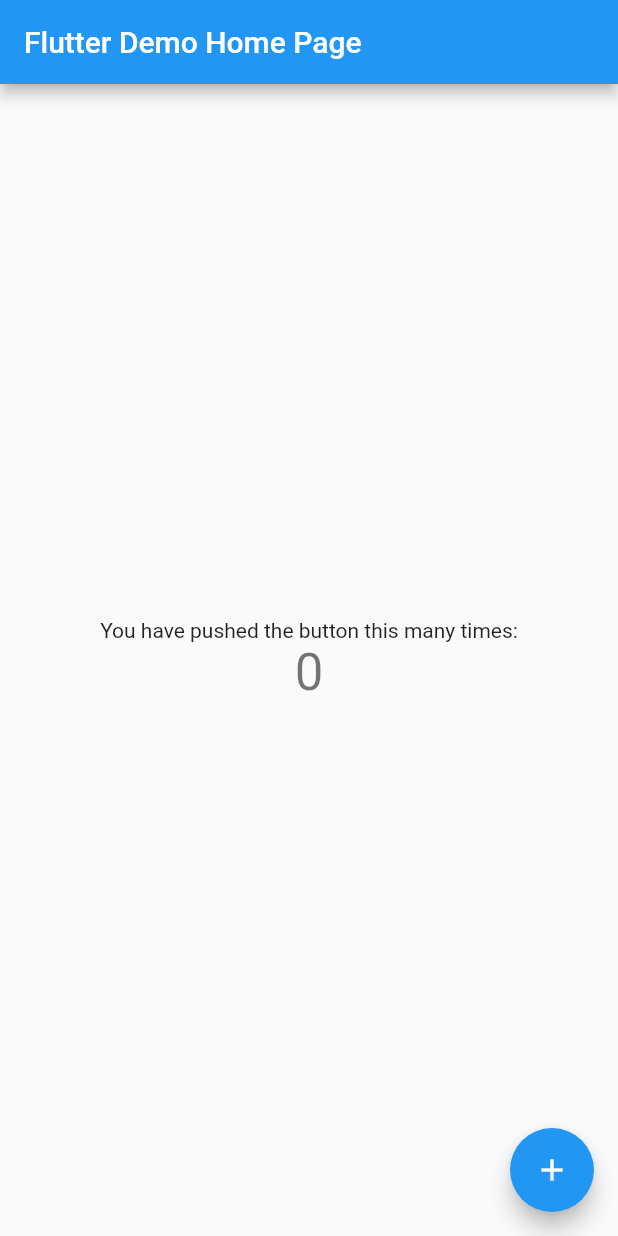
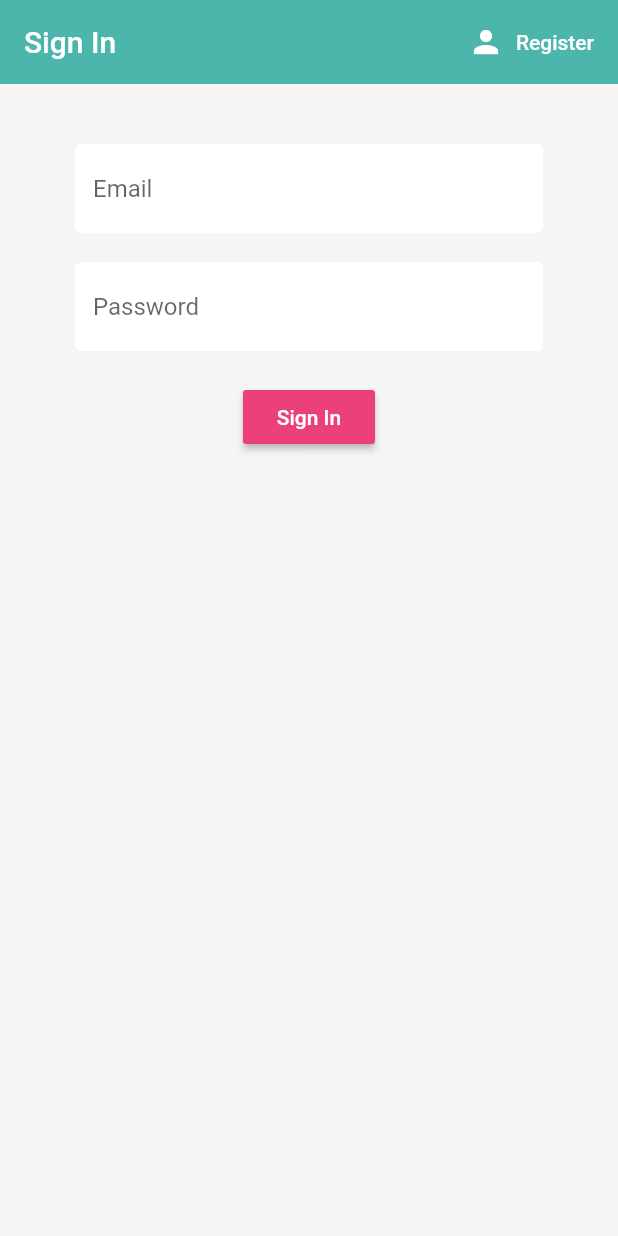
Before and after one commit to kayzkenny/toksmeals, a Flutter app: the screen it shows after launch, on a phone screen of 412 x 824 dp. Run offline on Flutter 3.47's test engine with Material 2 defaults, Android fonts, the phone set to English and light mode, and no system bars; our stand-ins replace cloud_firestore, firebase_auth, flutter_spinkit; accounts and stored records are empty.

Commit message:
Sign Up and Login complete

```diff
--- a/lib/main.dart
+++ b/lib/main.dart
@@ -1,117 +1,20 @@
 import 'package:flutter/material.dart';
+import 'package:provider/provider.dart';
+import 'package:toksmeals/models/user.dart';
+import 'package:toksmeals/screens/wrapper.dart';
+import 'package:toksmeals/services/auth.dart';
 
-void main() {
-  runApp(MyApp());
-}
+void main() => runApp(MyApp());
 
 class MyApp extends StatelessWidget {
   // This widget is the root of your application.
   @override
   Widget build(BuildContext context) {
-    return MaterialApp(
-      title: 'Flutter Demo',
-      theme: ThemeData(
-        // This is the theme of your application.
-        //
-        // Try running your application with "flutter run". You'll see the
-        // application has a blue toolbar. Then, without quitting the app, try
-        // changing the primarySwatch below to Colors.green and then invoke
-        // "hot reload" (press "r" in the console where you ran "flutter run",
-        // or simply save your changes to "hot reload" in a Flutter IDE).
-        // Notice that the counter didn't reset back to zero; the application
-        // is not restarted.
-        primarySwatch: Colors.blue,
-        // This makes the visual density adapt to the platform that you run
-        // the app on. For desktop platforms, the controls will be smaller and
-        // closer together (more dense) than on mobile platforms.
-        visualDensity: VisualDensity.adaptivePlatformDensity,
+    return StreamProvider<User>.value(
+      value: AuthService().user,
+      child: MaterialApp(
+        home: Wrapper(),
       ),
-      home: MyHomePage(title: 'Flutter Demo Home Page'),
     );
   }
 }
-
-class MyHomePage extends StatefulWidget {
-  MyHomePage({Key key, this.title}) : super(key: key);
-
-  // This widget is the home page of your application. It is stateful, meaning
-  // that it has a State object (defined below) that contains fields that affect
-  // how it looks.
-
-  // This class is the configuration for the state. It holds the values (in this
-  // case the title) provided by the parent (in this case the App widget) and
-  // used by the build method of the State. Fields in a Widget subclass are
-  // always marked "final".
-
-  final String title;
-
-  @override
-  _MyHomePageState createState() => _MyHomePageState();
-}
-
-class _MyHomePageState extends State<MyHomePage> {
-  int _counter = 0;
-
-  void _incrementCounter() {
-    setState(() {
-      // This call to setState tells the Flutter framework that something has
-      // changed in this State, which causes it to rerun the build method below
-      // so that the display can reflect the updated values. If we changed
-      // _counter without calling setState(), then the build method would not be
-      // called again, and so nothing would appear to happen.
-      _counter++;
-    });
-  }
-
-  @override
-  Widget build(BuildContext context) {
-    // This method is rerun every time setState is called, for instance as done
-    // by the _incrementCounter method above.
-    //
-    // The Flutter framework has been optimized to make rerunning build methods
-    // fast, so that you can just rebuild anything that needs updating rather
-    // than having to individually change instances of widgets.
-    return Scaffold(
-      appBar: AppBar(
-        // Here we take the value from the MyHomePage object that was created by
-        // the App.build method, and use it to set our appbar title.
-        title: Text(widget.title),
-      ),
-      body: Center(
-        // Center is a layout widget. It takes a single child and positions it
-        // in the middle of the parent.
-        child: Column(
-          // Column is also a layout widget. It takes a list of children and
-          // arranges them vertically. By default, it sizes itself to fit its
-          // children horizontally, and tries to be as tall as its parent.
-          //
-          // Invoke "debug painting" (press "p" in the console, choose the
-          // "Toggle Debug Paint" action from the Flutter Inspector in Android
-          // Studio, or the "Toggle Debug Paint" command in Visual Studio Code)
-          // to see the wireframe for each widget.
-          //
-          // Column has various properties to control how it sizes itself and
-          // how it positions its children. Here we use mainAxisAlignment to
-          // center the children vertically; the main axis here is the vertical
-          // axis because Columns are vertical (the cross axis would be
-          // horizontal).
-          mainAxisAlignment: MainAxisAlignment.center,
-          children: <Widget>[
-            Text(
-              'You have pushed the button this many times:',
-            ),
-            Text(
-              '$_counter',
-              style: Theme.of(context).textTheme.headline4,
-            ),
-          ],
-        ),
-      ),
-      floatingActionButton: FloatingActionButton(
-        onPressed: _incrementCounter,
-        tooltip: 'Increment',
-        child: Icon(Icons.add),
-      ), // This trailing comma makes auto-formatting nicer for build methods.
-    );
-  }
-}
--- /dev/null
+++ b/lib/screens/authenticate/authenticate.dart
@@ -0,0 +1,20 @@
+import 'package:flutter/material.dart';
+import 'package:toksmeals/screens/authenticate/register.dart';
+import 'package:toksmeals/screens/authenticate/sign_in.dart';
+
+class Authentcate extends StatefulWidget {
+  @override
+  _AuthentcateState createState() => _AuthentcateState();
+}
+
+class _AuthentcateState extends State<Authentcate> {
+  bool showSignIn = true;
+  void toggleView() => setState(() => showSignIn = !showSignIn);
+
+  @override
+  Widget build(BuildContext context) {
+    return showSignIn
+        ? SignIn(toggleView: toggleView)
+        : Register(toggleView: toggleView);
+  }
+}
--- /dev/null
+++ b/lib/screens/authenticate/sign_in.dart
@@ -0,0 +1,108 @@
+import 'package:flutter/material.dart';
+import 'package:toksmeals/services/auth.dart';
+import 'package:toksmeals/shared/constants.dart';
+import 'package:toksmeals/shared/loading.dart';
+
+class SignIn extends StatefulWidget {
+  final Function toggleView;
+  SignIn({this.toggleView});
+
+  @override
+  _SignInState createState() => _SignInState();
+}
+
+class _SignInState extends State<SignIn> {
+  final AuthService _auth = AuthService();
+  final _formKey = GlobalKey<FormState>();
+  bool loading = false;
+
+  // text fields state
+  String email = '';
+  String password = '';
+  String error = '';
+
+  @override
+  Widget build(BuildContext context) {
+    return loading
+        ? Loading()
+        : Scaffold(
+            backgroundColor: Colors.grey[100],
+            appBar: AppBar(
+              backgroundColor: Colors.teal[300],
+              elevation: 0.0,
+              title: Text('Sign In'),
+              actions: <Widget>[
+                FlatButton.icon(
+                  icon: Icon(
+                    Icons.person,
+                    color: Colors.white,
+                  ),
+                  label: Text(
+                    'Register',
+                    style: TextStyle(color: Colors.white),
+                  ),
+                  onPressed: () {
+                    widget.toggleView();
+                  },
+                ),
+              ],
+            ),
+            body: Container(
+              padding: EdgeInsets.symmetric(vertical: 20.0, horizontal: 50.0),
+              child: Form(
+                key: _formKey,
+                child: Column(
+                  children: <Widget>[
+                    SizedBox(height: 20.0),
+                    TextFormField(
+                      decoration:
+                          textInputDecoration.copyWith(hintText: 'Email'),
+                      validator: (value) =>
+                          value.isEmpty ? 'Enter an email' : null,
+                      onChanged: (value) => {setState(() => email = value)},
+                    ),
+                    SizedBox(height: 20.0),
+                    TextFormField(
+                      decoration:
+                          textInputDecoration.copyWith(hintText: 'Password'),
+                      obscureText: true,
+                      validator: (value) => value.length < 6
+                          ? 'Enter a password 6+ chars long'
+                          : null,
+                      onChanged: (value) => {setState(() => password = value)},
+                    ),
+                    SizedBox(height: 20.0),
+                    RaisedButton(
+                      color: Colors.pink[400],
+                      child: Text(
+                        'Sign In',
+                        style: TextStyle(color: Colors.white),
+                      ),
+                      onPressed: () async {
+                        if (_formKey.currentState.validate()) {
+                          setState(() => loading = true);
+                          dynamic result =
+                              await _auth.signInWithEmailAndPassword(
+                                  email: email, password: password);
+                          if (result == null) {
+                            setState(() {
+                              error =
+                                  'Could not sign in with those credentials';
+                              loading = false;
+                            });
+                          }
+                        }
+                      },
+                    ),
+                    SizedBox(height: 20.0),
+                    Text(
+                      error,
+                      style: TextStyle(color: Colors.red, fontSize: 14.0),
+                    ),
+                  ],
+                ),
+              ),
+            ),
+          );
+  }
+}
--- /dev/null
+++ b/lib/screens/wrapper.dart
@@ -0,0 +1,14 @@
+import 'package:flutter/material.dart';
+import 'package:provider/provider.dart';
+import 'package:toksmeals/models/user.dart';
+import 'package:toksmeals/screens/authenticate/authenticate.dart';
+import 'package:toksmeals/screens/home/home.dart';
+
+class Wrapper extends StatelessWidget {
+  @override
+  Widget build(BuildContext context) {
+    final user = Provider.of<User>(context);
+    // return either Home or Authenticate widget
+    return user == null ? Authentcate() : Home();
+  }
+}
--- /dev/null
+++ b/lib/shared/constants.dart
@@ -0,0 +1,12 @@
+import 'package:flutter/material.dart';
+
+const textInputDecoration = InputDecoration(
+  fillColor: Colors.white,
+  filled: true,
+  enabledBorder: OutlineInputBorder(
+    borderSide: BorderSide(color: Colors.white, width: 2.0),
+  ),
+  focusedBorder: OutlineInputBorder(
+    borderSide: BorderSide(color: Colors.pink, width: 2.0),
+  ),
+);
```
Also changed, not shown: lib/models/user.dart (added, +23 -0 lines), lib/screens/authenticate/register.dart (added, +108 -0 lines), lib/screens/home/home.dart (added, +55 -0 lines), lib/services/auth.dart (+50 -78 lines), lib/services/database.dart (added, +46 -0 lines), lib/shared/loading.dart (added, +17 -0 lines), pubspec.yaml (+2 -6 lines), pubspec.lock.
